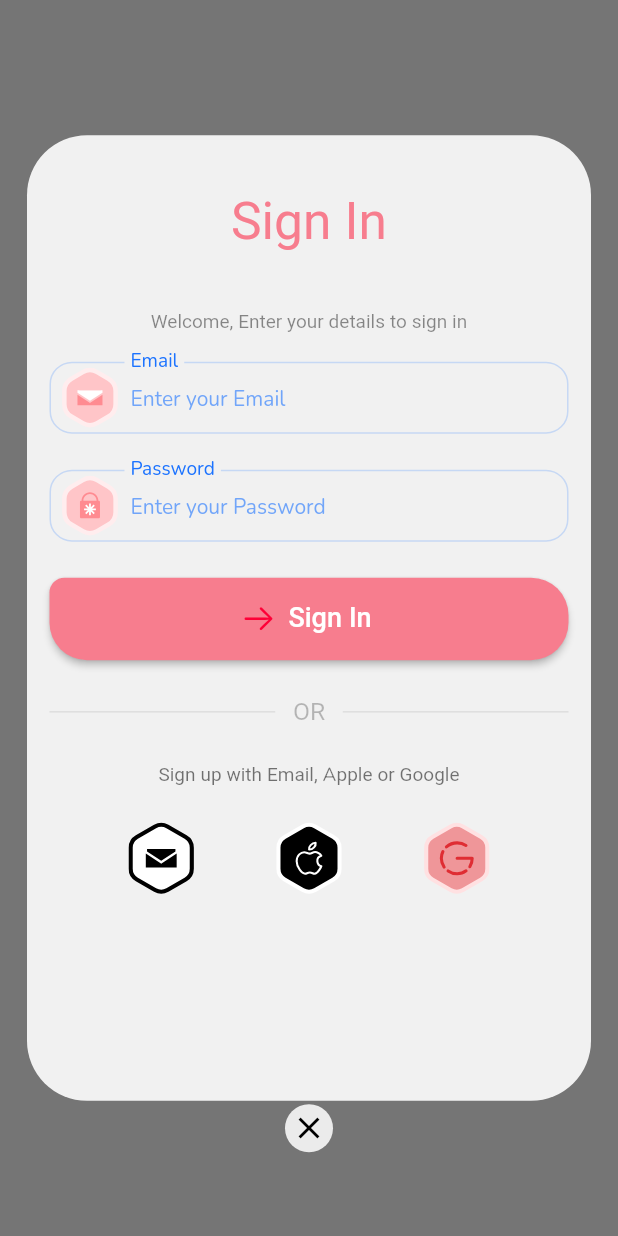
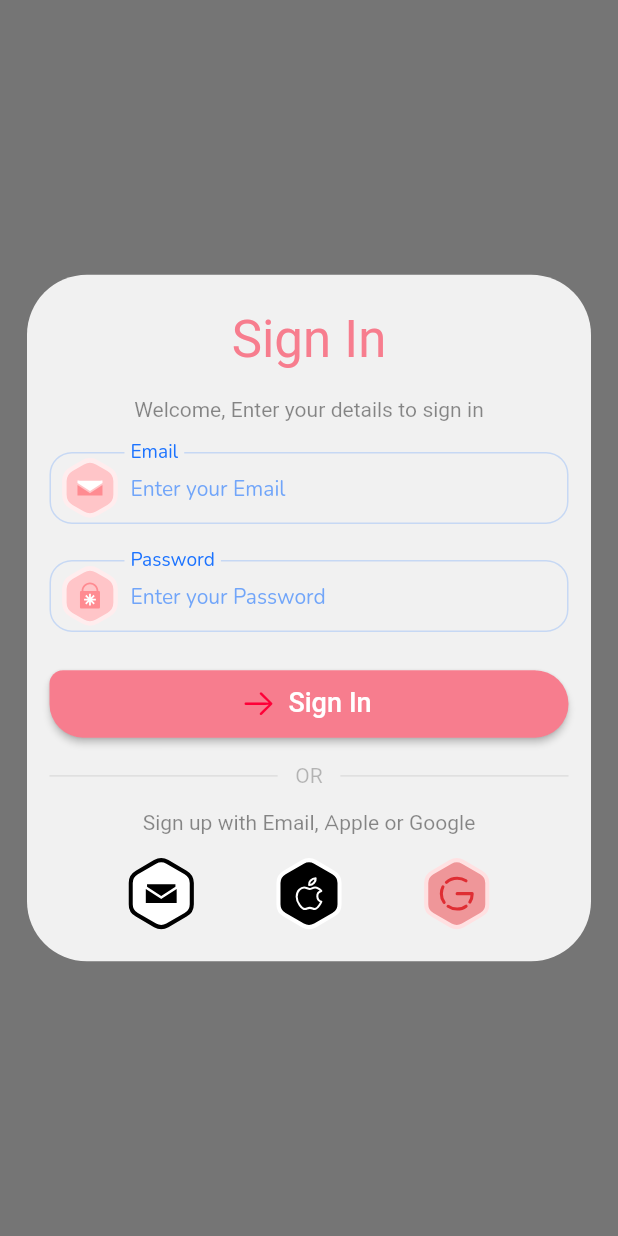
Before and after one commit to ZEX404/Social-App, a Flutter app: what customSignInDialogue() shows on an empty page, opened directly, on a phone screen of 412 x 824 dp. Run offline on Flutter 3.47's test engine with Material 2 defaults, Android fonts, the phone set to English and light mode, and no system bars; our stand-ins replace cached_network_image, carousel_slider, connectivity_plus, flutter_svg, fluttericon, fluttertoast and 8 more; missing offline and left inert: scroll_app_bar; accounts and stored records are empty; network calls fail; statements that could not run were skipped.

Commit message:
some modifications

```diff
--- a/lib/view/widgets/auth/signIndialogue.dart
+++ b/lib/view/widgets/auth/signIndialogue.dart
@@ -1,3 +1,5 @@
+// ignore_for_file: file_names
+
 import 'package:flutter/material.dart';
 import 'package:flutter_svg/svg.dart';
 import '../../../core/constants/colors.dart';
@@ -29,42 +31,34 @@ Future<Object?> customSignInDialogue(BuildContext context) {
         (BuildContext context, Animation<double> _, Animation<double> __) =>
             Center(
       child: Container(
-        height: height / 1.28,
+        // alignment: Alignment.center,
+        height: height / 1.8,
         padding: EdgeInsets.symmetric(
-            vertical: height / 60, horizontal: height / 55),
+            vertical: height / 80, horizontal: height / 55),
         margin: const EdgeInsets.symmetric(horizontal: 18),
         decoration: BoxDecoration(
           color: Colors.white.withOpacity(0.9),
           borderRadius: BorderRadius.circular(40),
         ),
         child: Scaffold(
+          resizeToAvoidBottomInset: false,
           backgroundColor: Colors.transparent,
-          body: Stack(
-            clipBehavior: Clip.none,
-            children: [
-              Column(
+          body: Center(
+            child: SingleChildScrollView(
+              child: Column(
+                mainAxisAlignment: MainAxisAlignment.start,
                 crossAxisAlignment: CrossAxisAlignment.center,
                 children: [
-                  Column(
-                    mainAxisAlignment: MainAxisAlignment.center,
-                    children: [
-                      Padding(
-                        padding: EdgeInsets.symmetric(vertical: height / 40),
-                        child: Text(
+                  Text(
                     "Sign In",
                     textAlign: TextAlign.center,
                     style: TextStyle(
                       fontFamily: alexandria,
                       color: AppColors.kPrimaryColor,
-                            fontSize: height / 24,
+                      fontSize: 34,
                     ),
                   ),
-                      ),
-                    ],
-                  ),
-                  Expanded(
-                    child: SingleChildScrollView(
-                      child: Column(
+                  Column(
                     // mainAxisAlignment: MainAxisAlignment.center,
                     children: [
                       Padding(
@@ -76,7 +70,6 @@ Future<Object?> customSignInDialogue(BuildContext context) {
                           style: TextStyle(
                             fontFamily: alexandria,
                             color: Colors.black45,
-                                fontSize: height / 65,
                           ),
                         ),
                       ),
@@ -85,13 +78,12 @@ Future<Object?> customSignInDialogue(BuildContext context) {
                         children: [
                           const Expanded(child: Divider()),
                           Padding(
-                                padding: EdgeInsets.symmetric(
-                                    horizontal: height / 70),
+                            padding:
+                                EdgeInsets.symmetric(horizontal: height / 70),
                             child: Text(
                               "OR",
                               style: TextStyle(
                                 color: Colors.black26,
-                                    fontSize: height / 50,
                                 fontFamily: alexandria,
                               ),
                             ),
@@ -99,14 +91,16 @@ Future<Object?> customSignInDialogue(BuildContext context) {
                           const Expanded(child: Divider()),
                         ],
                       ),
+                      Column(
+                        mainAxisAlignment: MainAxisAlignment.center,
+                        children: [
                           Padding(
                             padding:
-                                EdgeInsets.symmetric(vertical: height / 35),
+                                EdgeInsets.symmetric(vertical: height / 60),
                             child: Text(
                               "Sign up with Email, Apple or Google",
                               style: TextStyle(
-                                color: Colors.black54,
-                                fontSize: height / 65,
+                                color: Colors.black45,
                                 fontFamily: alexandria,
                               ),
                             ),
@@ -119,8 +113,8 @@ Future<Object?> customSignInDialogue(BuildContext context) {
                                 padding: EdgeInsets.zero,
                                 icon: SvgPicture.asset(
                                   'assets/icons/email_box.svg',
-                                  height: 64,
-                                  width: 64,
+                                  height: 60,
+                                  width: 60,
                                 ),
                               ),
                               IconButton(
@@ -128,8 +122,8 @@ Future<Object?> customSignInDialogue(BuildContext context) {
                                 padding: EdgeInsets.zero,
                                 icon: SvgPicture.asset(
                                   'assets/icons/apple_box.svg',
-                                  height: 64,
-                                  width: 64,
+                                  height: 60,
+                                  width: 60,
                                 ),
                               ),
                               IconButton(
@@ -137,32 +131,19 @@ Future<Object?> customSignInDialogue(BuildContext context) {
                                 padding: EdgeInsets.zero,
                                 icon: SvgPicture.asset(
                                   'assets/icons/google_box.svg',
-                                  height: 64,
-                                  width: 64,
+                                  height: 60,
+                                  width: 60,
                                 ),
                               ),
                             ],
                           ),
                         ],
-                      ),
-                    ),
                       )
                     ],
                   ),
-              const Positioned(
-                bottom: -48,
-                left: 0,
-                right: 0,
-                child: CircleAvatar(
-                  radius: 16,
-                  backgroundColor: AppColors.kBackground,
-                  child: Icon(
-                    Icons.close,
-                    color: Colors.black,
+                ],
               ),
             ),
-              ),
-            ],
           ),
         ),
       ),
--- a/lib/view/widgets/auth/sign_in_form.dart
+++ b/lib/view/widgets/auth/sign_in_form.dart
@@ -1,4 +1,3 @@
-
 import 'package:flutter/cupertino.dart';
 import 'package:flutter/material.dart';
 
@@ -45,11 +44,11 @@ class SignInForm extends StatelessWidget {
             ),
           ),
           Padding(
-            padding: const EdgeInsets.only(top: 8, bottom: 25),
+            padding: const EdgeInsets.only(top: 8, bottom: 16),
             child: ElevatedButton.icon(
               onPressed: () {},
               style: ElevatedButton.styleFrom(
-                minimumSize: const Size(double.infinity, 55),
+                minimumSize: const Size(double.infinity, 45),
                 backgroundColor: AppColors.kPrimaryColor,
                 shape: const RoundedRectangleBorder(
                   borderRadius: BorderRadius.only(
```
Lines whose indentation alone changed are shown as unchanged.
